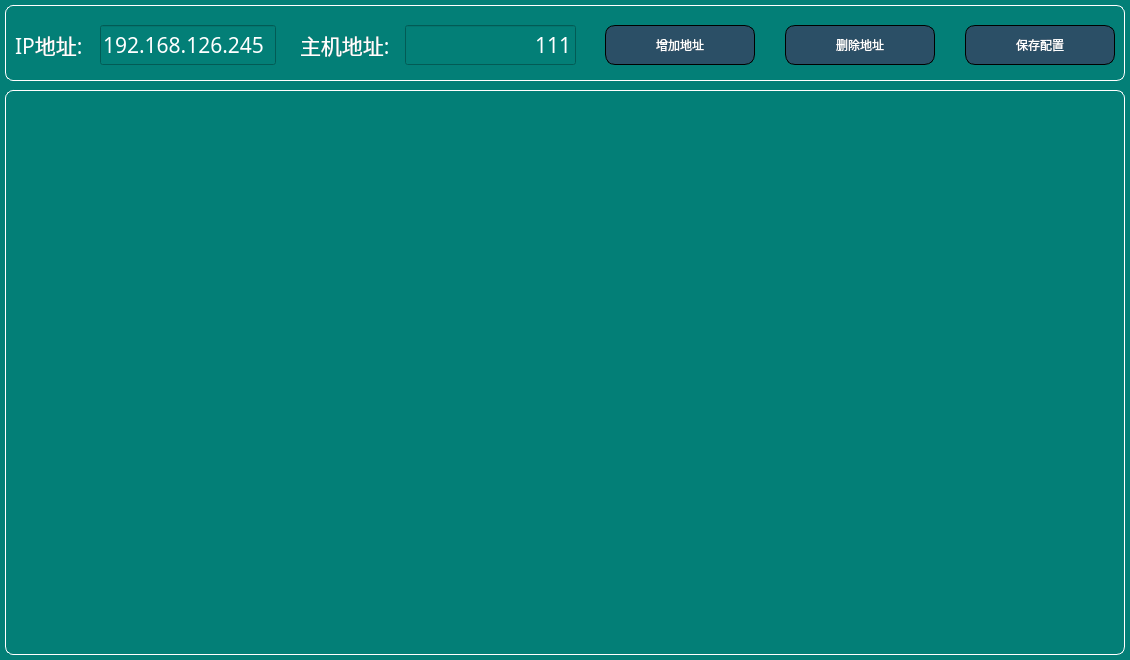
Before: the Qt Designer form ConfHostInfo/confhost.ui in jiangyerui/PowerRemote, drawn with Qt 5.
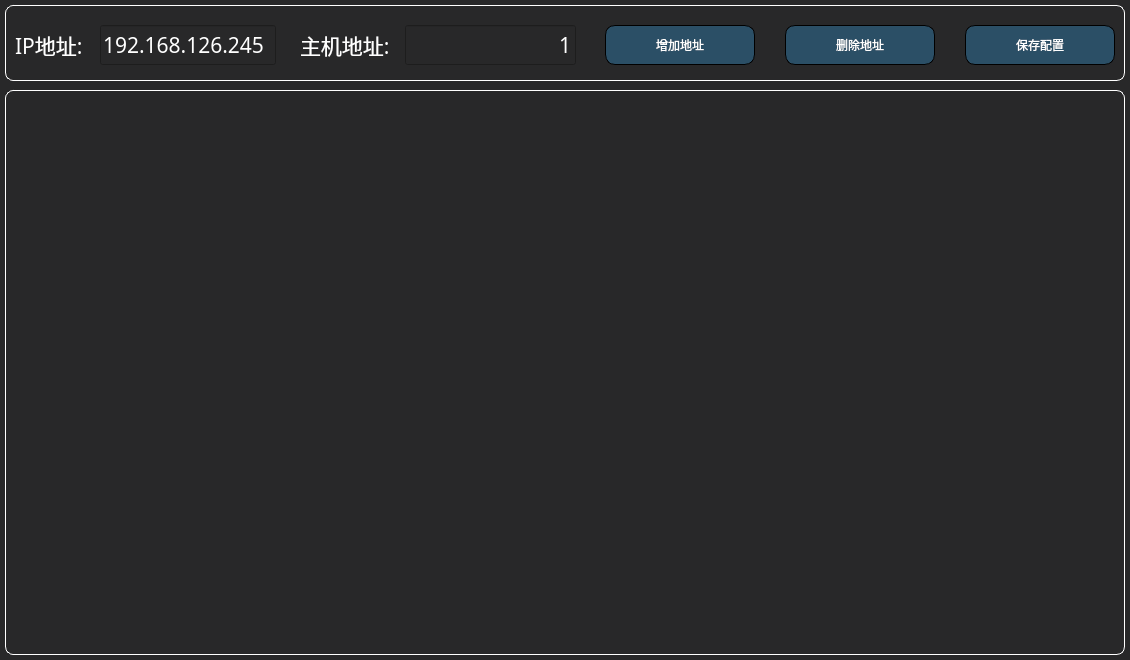
After: the same form once the commit is applied. Icons and pictures are not drawn.

What changed in the file:
```diff
--- a/ConfHostInfo/confhost.ui
+++ b/ConfHostInfo/confhost.ui
@@ -16,7 +16,7 @@
   <property name="styleSheet">
    <string notr="true">QWidget{
 color: rgb(255, 255,255);
-background-color: rgb(3, 127, 119);
+background-color: rgb(40, 40, 41);
 }
 QToolButton{
 font: 18pt &quot;楷体&quot;;
@@ -109,7 +109,7 @@
 border:1px none;
 background-color: rgb(43, 79, 102);
 gridline-color: rgb(0, 0, 0);
-background-color: rgb(3, 127, 119);
+background-color: rgb(40, 40, 41);
 }
 QCheckBox{
 spacing: 10px;
@@ -336,7 +336,7 @@
      </font>
     </property>
     <property name="text">
-     <string>111</string>
+     <string>1</string>
     </property>
     <property name="alignment">
      <set>Qt::AlignRight|Qt::AlignTrailing|Qt::AlignVCenter</set>
```
